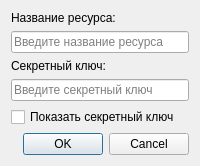
olejatorqq/otp-mfa, file add_account.ui: the form before one commit.
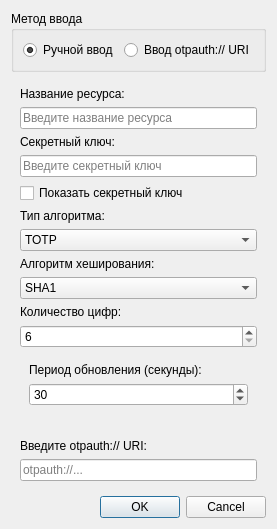
The form after the commit.

```diff
--- a/add_account.ui
+++ b/add_account.ui
@@ -6,6 +6,37 @@
    <string>Добавить аккаунт</string>
   </property>
   <layout class="QVBoxLayout" name="verticalLayout">
+   <!-- Переключатель между ручным вводом и вводом URI -->
+   <item>
+    <widget class="QGroupBox" name="inputMethodGroupBox">
+     <property name="title">
+      <string>Метод ввода</string>
+     </property>
+     <layout class="QHBoxLayout" name="inputMethodLayout">
+      <item>
+       <widget class="QRadioButton" name="manualInputRadioButton">
+        <property name="text">
+         <string>Ручной ввод</string>
+        </property>
+        <property name="checked">
+         <bool>true</bool>
+        </property>
+       </widget>
+      </item>
+      <item>
+       <widget class="QRadioButton" name="uriInputRadioButton">
+        <property name="text">
+         <string>Ввод otpauth:// URI</string>
+        </property>
+       </widget>
+      </item>
+     </layout>
+    </widget>
+   </item>
+   <!-- Поля для ручного ввода -->
+   <item>
+    <widget class="QWidget" name="manualInputWidget">
+     <layout class="QVBoxLayout" name="manualInputLayout">
    <item>
     <widget class="QLabel" name="labelName">
      <property name="text">
@@ -44,6 +75,165 @@
      </property>
     </widget>
    </item>
+      <!-- Выбор типа алгоритма: TOTP или HOTP -->
+      <item>
+       <widget class="QLabel" name="labelType">
+        <property name="text">
+         <string>Тип алгоритма:</string>
+        </property>
+       </widget>
+      </item>
+      <item>
+       <widget class="QComboBox" name="typeComboBox">
+        <item>
+         <property name="text">
+          <string>TOTP</string>
+         </property>
+        </item>
+        <item>
+         <property name="text">
+          <string>HOTP</string>
+         </property>
+        </item>
+       </widget>
+      </item>
+      <!-- Дополнительные поля для алгоритма, цифр и периода -->
+      <item>
+       <widget class="QLabel" name="labelAlgorithm">
+        <property name="text">
+         <string>Алгоритм хеширования:</string>
+        </property>
+       </widget>
+      </item>
+      <item>
+       <widget class="QComboBox" name="algorithmComboBox">
+        <item>
+         <property name="text">
+          <string>SHA1</string>
+         </property>
+        </item>
+        <item>
+         <property name="text">
+          <string>SHA256</string>
+         </property>
+        </item>
+        <item>
+         <property name="text">
+          <string>SHA512</string>
+         </property>
+        </item>
+       </widget>
+      </item>
+      <item>
+       <widget class="QLabel" name="labelDigits">
+        <property name="text">
+         <string>Количество цифр:</string>
+        </property>
+       </widget>
+      </item>
+      <item>
+       <widget class="QSpinBox" name="digitsSpinBox">
+        <property name="minimum">
+         <number>6</number>
+        </property>
+        <property name="maximum">
+         <number>8</number>
+        </property>
+        <property name="value">
+         <number>6</number>
+        </property>
+       </widget>
+      </item>
+      <!-- Поле периода для TOTP и счетчика для HOTP -->
+      <item>
+       <widget class="QStackedWidget" name="typeSettingsStackedWidget">
+        <property name="currentIndex">
+         <number>0</number>
+        </property>
+        <widget class="QWidget" name="totpSettingsPage">
+         <attribute name="title">
+          <string>TOTP Settings</string>
+         </attribute>
+         <layout class="QVBoxLayout" name="totpSettingsLayout">
+          <item>
+           <widget class="QLabel" name="labelPeriod">
+            <property name="text">
+             <string>Период обновления (секунды):</string>
+            </property>
+           </widget>
+          </item>
+          <item>
+           <widget class="QSpinBox" name="periodSpinBox">
+            <property name="minimum">
+             <number>10</number>
+            </property>
+            <property name="maximum">
+             <number>300</number>
+            </property>
+            <property name="value">
+             <number>30</number>
+            </property>
+           </widget>
+          </item>
+         </layout>
+        </widget>
+        <widget class="QWidget" name="hotpSettingsPage">
+         <attribute name="title">
+          <string>HOTP Settings</string>
+         </attribute>
+         <layout class="QVBoxLayout" name="hotpSettingsLayout">
+          <item>
+           <widget class="QLabel" name="labelCounter">
+            <property name="text">
+             <string>Начальное значение счетчика:</string>
+            </property>
+           </widget>
+          </item>
+          <item>
+           <widget class="QSpinBox" name="counterSpinBox">
+            <property name="minimum">
+             <number>0</number>
+            </property>
+            <property name="maximum">
+             <number>999999</number>
+            </property>
+            <property name="value">
+             <number>0</number>
+            </property>
+           </widget>
+          </item>
+         </layout>
+        </widget>
+       </widget>
+      </item>
+     </layout>
+    </widget>
+   </item>
+   <!-- Поле для ввода URI -->
+   <item>
+    <widget class="QWidget" name="uriInputWidget">
+     <property name="visible">
+      <bool>false</bool>
+     </property>
+     <layout class="QVBoxLayout" name="uriInputLayout">
+      <item>
+       <widget class="QLabel" name="labelUri">
+        <property name="text">
+         <string>Введите otpauth:// URI:</string>
+        </property>
+       </widget>
+      </item>
+      <item>
+       <widget class="QLineEdit" name="uriLineEdit">
+        <property name="placeholderText">
+         <string>otpauth://...</string>
+        </property>
+       </widget>
+      </item>
+     </layout>
+    </widget>
+   </item>
+   <!-- Кнопки OK и Cancel -->
    <item>
     <widget class="QDialogButtonBox" name="buttonBox">
      <property name="orientation">
```
Lines whose indentation alone changed are shown as unchanged.
